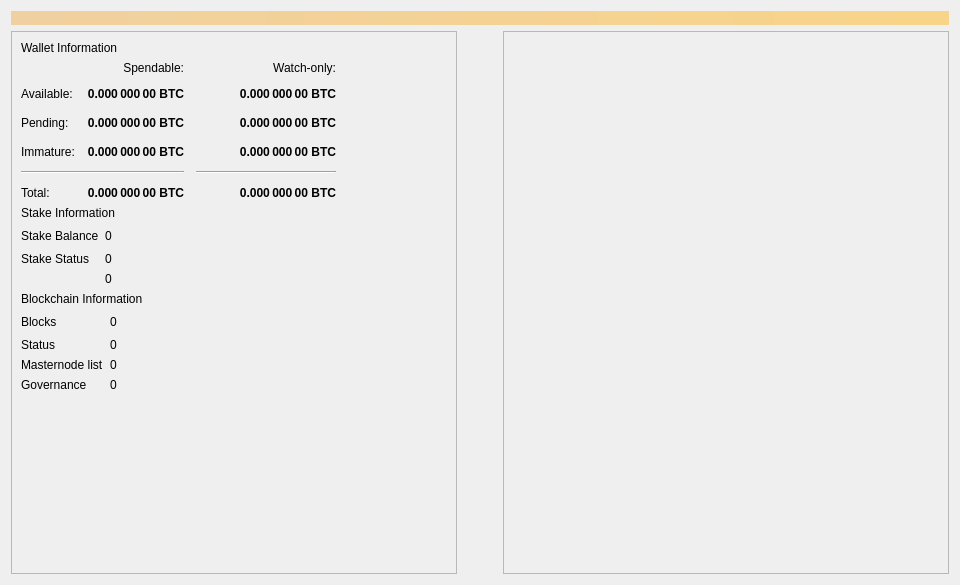
Acedcoin/AceD, file src/qt/forms/overviewpage.ui: the form before one commit.
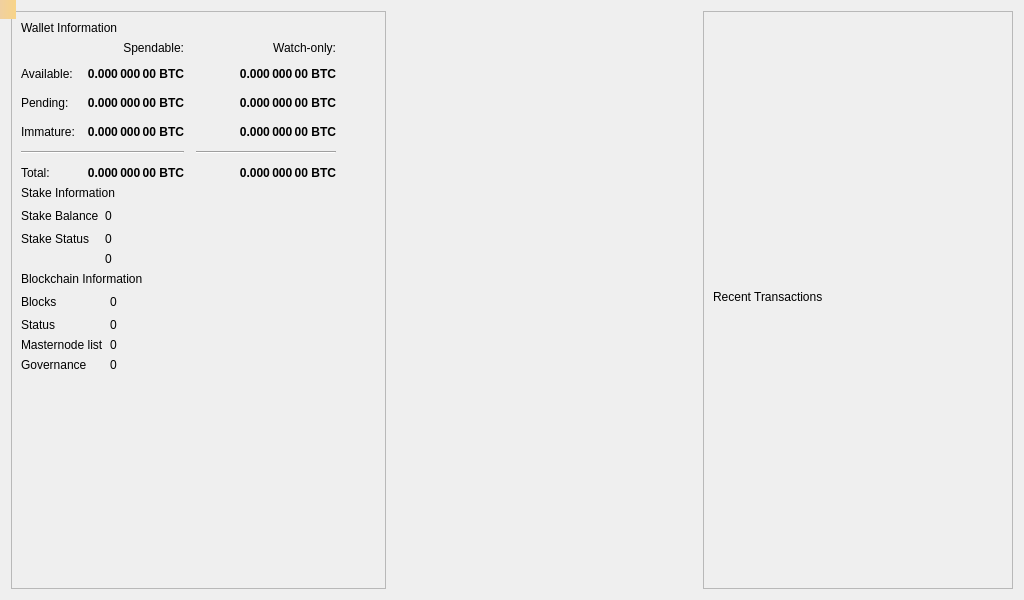
The form after the commit.

The edit to the form file:
```diff
--- a/src/qt/forms/overviewpage.ui
+++ b/src/qt/forms/overviewpage.ui
@@ -6,41 +6,20 @@
    <rect>
     <x>0</x>
     <y>0</y>
-    <width>960</width>
-    <height>585</height>
+    <width>1024</width>
+    <height>600</height>
    </rect>
   </property>
   <property name="minimumSize">
    <size>
-    <width>960</width>
-    <height>0</height>
+    <width>1024</width>
+    <height>600</height>
    </size>
   </property>
   <property name="windowTitle">
    <string>Form</string>
   </property>
-  <layout class="QVBoxLayout" name="topLayout">
-   <item>
-    <widget class="QLabel" name="labelAlerts">
-     <property name="visible">
-      <bool>false</bool>
-     </property>
-     <property name="styleSheet">
-      <string notr="true">QLabel { background-color: qlineargradient(x1: 0, y1: 0, x2: 1, y2: 0, stop:0 #F0D0A0, stop:1 #F8D488); color:#000000; }</string>
-     </property>
-     <property name="wordWrap">
-      <bool>true</bool>
-     </property>
-     <property name="margin">
-      <number>3</number>
-     </property>
-     <property name="textInteractionFlags">
-      <set>Qt::TextSelectableByMouse</set>
-     </property>
-    </widget>
-   </item>
-   <item>
-    <layout class="QHBoxLayout" name="horizontalLayout" stretch="1,0,1">
+  <layout class="QHBoxLayout" name="horizontalLayout">
      <item>
       <layout class="QVBoxLayout" name="verticalLayout_2">
        <item>
@@ -529,7 +508,7 @@
        </property>
        <property name="sizeHint" stdset="0">
         <size>
-         <width>40</width>
+       <width>255</width>
          <height>20</height>
         </size>
        </property>
@@ -559,6 +538,17 @@
             </property>
            </spacer>
           </item>
+        <item>
+         <layout class="QVBoxLayout" name="verticalLayout_8">
+          <item>
+           <widget class="QLabel" name="labelTransactionListTitle">
+            <property name="text">
+             <string>Recent Transactions</string>
+            </property>
+           </widget>
+          </item>
+         </layout>
+        </item>
           <item>
            <layout class="QHBoxLayout" name="horizontalLayout_13">
             <item>
@@ -588,8 +578,31 @@
       </layout>
      </item>
     </layout>
-   </item>
-  </layout>
+  <widget class="QLabel" name="labelAlerts">
+   <property name="geometry">
+    <rect>
+     <x>0</x>
+     <y>0</y>
+     <width>16</width>
+     <height>19</height>
+    </rect>
+   </property>
+   <property name="visible">
+    <bool>false</bool>
+   </property>
+   <property name="styleSheet">
+    <string notr="true">QLabel { background-color: qlineargradient(x1: 0, y1: 0, x2: 1, y2: 0, stop:0 #F0D0A0, stop:1 #F8D488); color:#000000; }</string>
+   </property>
+   <property name="wordWrap">
+    <bool>true</bool>
+   </property>
+   <property name="margin">
+    <number>3</number>
+   </property>
+   <property name="textInteractionFlags">
+    <set>Qt::TextSelectableByMouse</set>
+   </property>
+  </widget>
  </widget>
  <resources/>
  <connections/>
```
Lines whose indentation alone changed are shown as unchanged.
